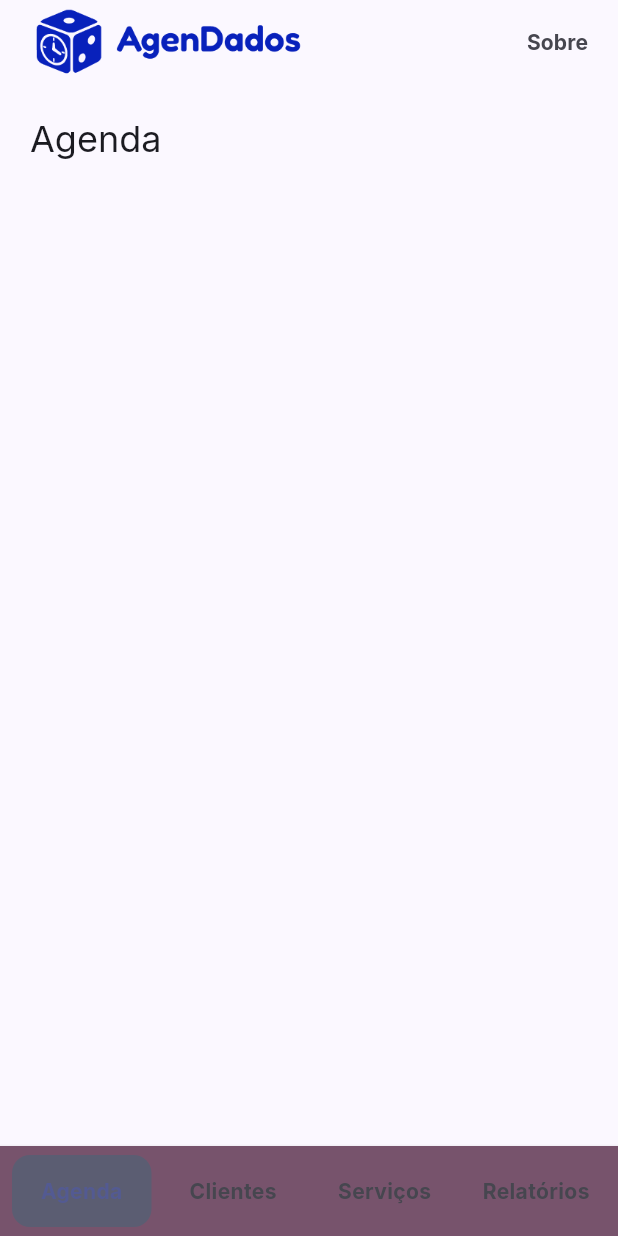
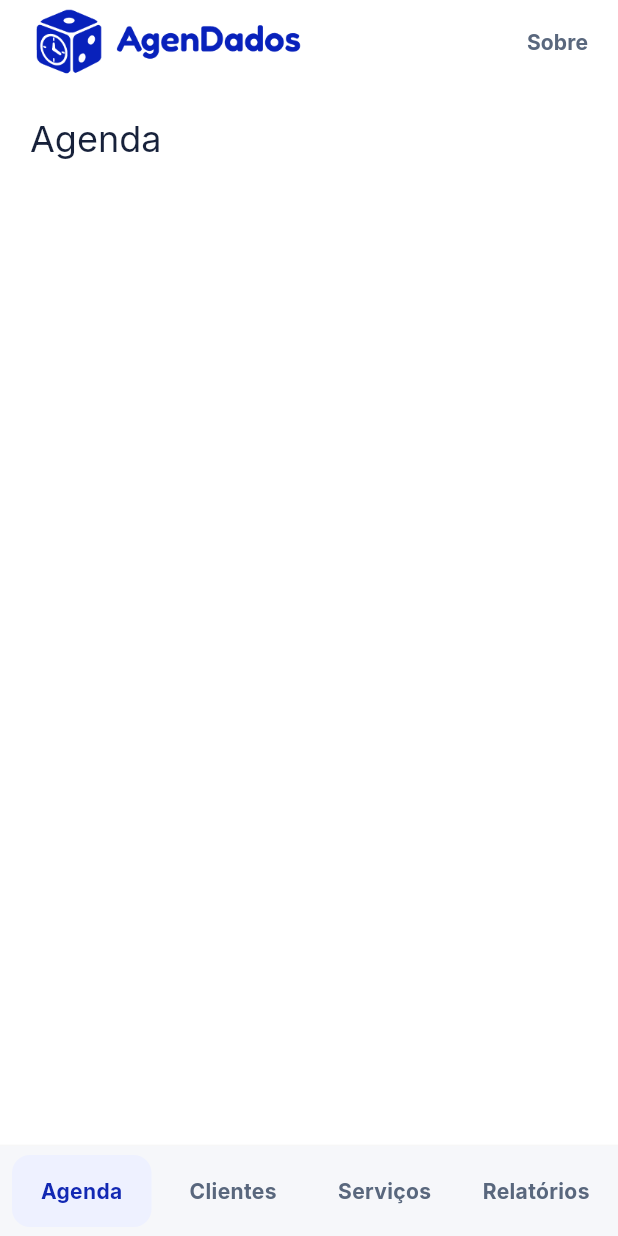
Before and after one commit to HeberFHLemes/projeto-integrador-vi-b, a Flutter app: the screen it shows after launch, on a phone screen of 412 x 824 dp. Run offline on Flutter 3.47's test engine with Material 3 defaults, Android fonts, the phone set to English and light mode, and no system bars; our stand-ins replace go_router.

Commit message:
feat: estrutura inicial do esquema de cores

```diff
--- a/lib/app/theme/app_theme.dart
+++ b/lib/app/theme/app_theme.dart
@@ -10,8 +10,12 @@ final appTheme = ThemeData(
 );
 
 // TODO
-final colorScheme = ColorScheme.fromSeed(
-  seedColor: const Color(0xFF1228B3)
+final colorScheme = ColorScheme.light(
+  primary: const Color(0xFF1228B3),
+  secondary: const Color(0xFFEEF1FF),
+  tertiary: const Color(0xFFF6F7FA),
+  onSurface: const Color(0xFF17213A),
+  onSurfaceVariant: const Color(0xFF59677D),
 );
 
 final textTheme = const TextTheme(
```
